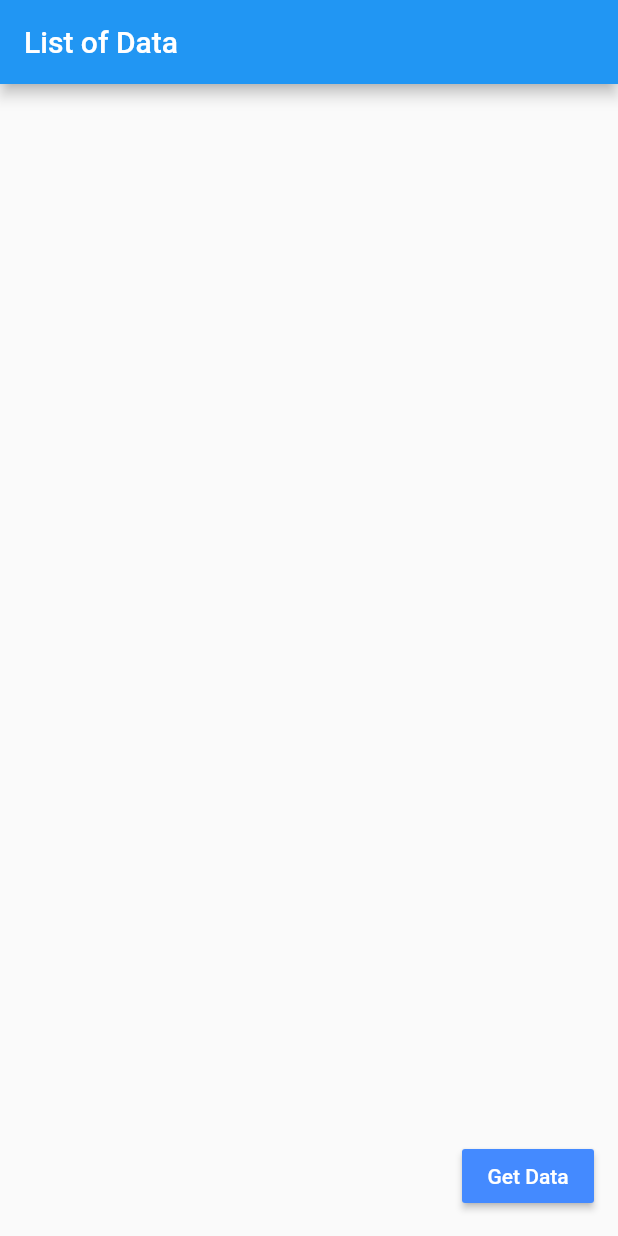
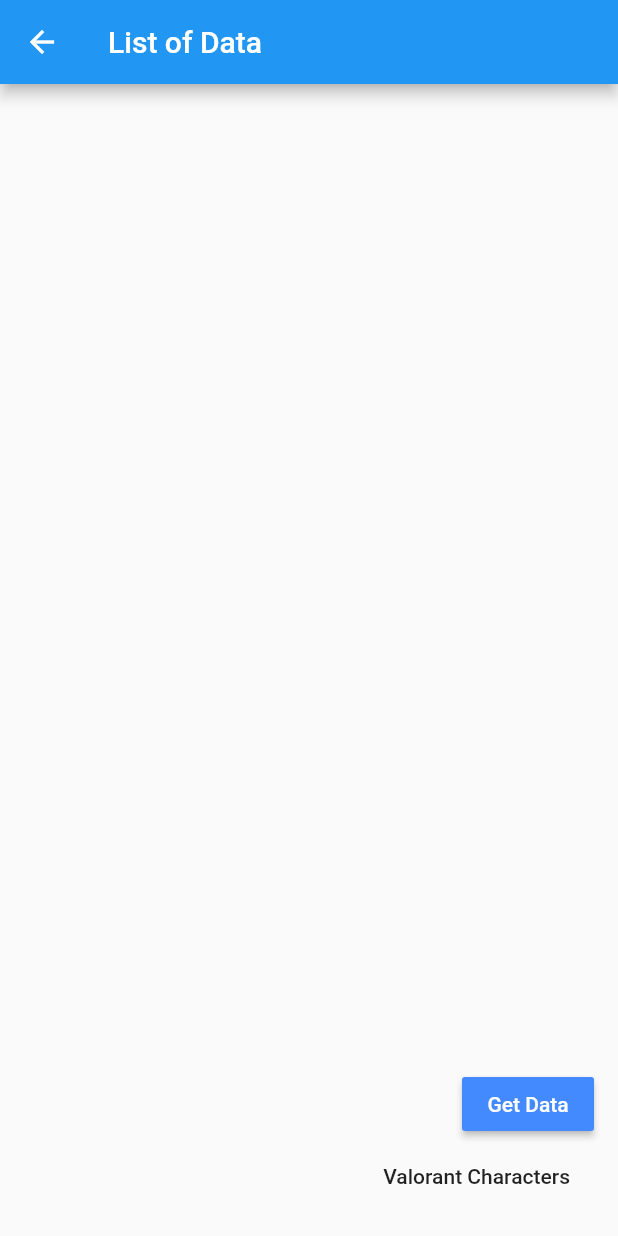
Before and after one commit to Paolo-sys-ux/BlocProvider, a Flutter app: the screen it shows after launch, on a phone screen of 412 x 824 dp. Run offline on Flutter 3.47's test engine with Material 2 defaults, Android fonts, the phone set to English and light mode, and no system bars; our stand-ins replace bloc, dio, flutter_bloc.

Commit message:
VALORANT SCREEN ADDED

```diff
--- /dev/null
+++ b/lib/bloc/game_request/game_request_event.dart
@@ -0,0 +1,8 @@
+part of 'game_request_bloc.dart';
+
+@immutable
+abstract class GameRequestEvent {}
+
+class FetchCharacter extends GameRequestEvent{
+  FetchCharacter();
+}
--- /dev/null
+++ b/lib/bloc/game_request/game_request_state.dart
@@ -0,0 +1,18 @@
+part of 'game_request_bloc.dart';
+
+@immutable
+abstract class GameRequestState {}
+
+class GameRequestInitial extends GameRequestState {}
+
+class GameRequestLoading extends GameRequestState{
+  final String loadingMessage;
+
+  GameRequestLoading({this.loadingMessage});
+}
+
+class GameRequestFetch extends GameRequestState{
+  final List valCharacters;
+
+  GameRequestFetch(this.valCharacters);
+}
--- a/lib/main.dart
+++ b/lib/main.dart
@@ -1,8 +1,13 @@
 import 'dart:convert';
 
+import 'package:api_getdata/screens/characters.dart';
+import 'package:api_getdata/screens/home.dart';
+
+import 'route.dart';
 import 'package:api_getdata/bloc/request_data/request_data_bloc.dart';
 import 'package:api_getdata/bloc/user_details/cubit/user_data_cubit.dart';
 import 'package:api_getdata/bloc/user_details/user_details_bloc.dart';
+import 'package:api_getdata/bloc/game_request/game_request_bloc.dart';
 import 'package:flutter/material.dart';
 import 'package:dio/dio.dart';
 import 'package:flutter_bloc/flutter_bloc.dart';
@@ -26,87 +31,20 @@ class MyApp extends StatelessWidget {
         BlocProvider<RequestDataBloc>(
           create: (BuildContext context) => RequestDataBloc(),
         ),
+        BlocProvider<GameRequestBloc>(
+            create: (BuildContext context) => GameRequestBloc())
       ],
       child: MaterialApp(
+        onGenerateRoute: RouteGenerator.generateRoute,
+        initialRoute: '/home',
         debugShowCheckedModeBanner: false,
         title: 'Get Data',
         theme: ThemeData(
           primarySwatch: Colors.blue,
           visualDensity: VisualDensity.adaptivePlatformDensity,
         ),
-        home: MyHomePage(title: 'List of Data'),
+        home: MyHomePage(),
       ),
     );
   }
 }
-
-class MyHomePage extends StatefulWidget {
-  MyHomePage({Key key, this.title}) : super(key: key);
-  final String title;
-
-  @override
-  _MyHomePageState createState() => _MyHomePageState();
-}
-
-class _MyHomePageState extends State<MyHomePage> {
-  @override
-  Widget build(BuildContext context) {
-    return Scaffold(
-      appBar: AppBar(
-        title: Text(widget.title),
-      ),
-      body: BlocBuilder<RequestDataBloc, RequestDataState>(
-        builder: (context, state) {
-          if (state is RequestDataLoading) {
-            return Align(
-                alignment: Alignment.center,
-                child: CircularProgressIndicator());
-          } else if (state is RequestDataFetch) {
-            return Container(
-              child: ListView.builder(
-                itemCount: state.users == null ? 0 : state.users.length,
-                itemBuilder: (BuildContext context, int index) {
-                  return Card(
-                    elevation: 3,
-                    child: Column(
-                      children: [
-                        Text(
-                          "${state.users[index]["id"]}",
-                          style: TextStyle(color: Colors.black),
-                        ),
-                        Text(
-                          "${state.users[index]["email"]}",
-                          style: TextStyle(color: Colors.black),
-                        ),
-                        Text(
-                          "${state.users[index]["first_name"]}",
-                          style: TextStyle(color: Colors.black),
-                        ),
-                        Text(
-                          "${state.users[index]["last_name"]}",
-                          style: TextStyle(color: Colors.black),
-                        ),
-                      ],
-                    ),
-                  );
-                },
-              ),
-            );
-          }
-
-          return Text('');
-        },
-      ),
-      floatingActionButton: MaterialButton(
-        color: Colors.blueAccent,
-        onPressed: () {
-          BlocProvider.of<RequestDataBloc>(context).add(FetchData());
-        },
-        child: Text(
-          'Get Data',
-          style: TextStyle(color: Colors.white),
-        ),
-      ),
-    );
-  }
-}
--- /dev/null
+++ b/lib/route.dart
@@ -0,0 +1,20 @@
+import 'package:api_getdata/screens/home.dart';
+import 'package:flutter/material.dart';
+
+import 'screens/characters.dart';
+
+class RouteGenerator {
+  static Route<dynamic> generateRoute(RouteSettings settings){
+    final args = settings.arguments;
+
+    switch(settings.name){
+      case '/home': {
+        return MaterialPageRoute(builder: (_) => MyHomePage());
+      }
+      case '/character':{
+        return MaterialPageRoute(builder: (_) => CharacterScreen());
+      }
+
+    }
+  }
+}
--- /dev/null
+++ b/lib/screens/home.dart
@@ -0,0 +1,83 @@
+import 'package:api_getdata/bloc/request_data/request_data_bloc.dart';
+import 'package:flutter/material.dart';
+import 'package:flutter_bloc/flutter_bloc.dart';
+
+
+class MyHomePage extends StatefulWidget {
+  MyHomePage({Key key}) : super(key: key);
+
+  @override
+  _MyHomePageState createState() => _MyHomePageState();
+}
+
+class _MyHomePageState extends State<MyHomePage> {
+  @override
+  Widget build(BuildContext context) {
+    return Scaffold(
+      appBar: AppBar(
+        title: Text("List of Data"),
+      ),
+      body: BlocBuilder<RequestDataBloc, RequestDataState>(
+        builder: (context, state) {
+          if (state is RequestDataLoading) {
+            return Align(
+                alignment: Alignment.center,
+                child: CircularProgressIndicator());
+          } else if (state is RequestDataFetch) {
+            return Container(
+              child: ListView.builder(
+                itemCount: state.users == null ? 0 : state.users.length,
+                itemBuilder: (BuildContext context, int index) {
+                  return Card(
+                    elevation: 3,
+                    child: Column(
+                      children: [
+                        Text(
+                          "${state.users[index]["id"]}",
+                          style: TextStyle(color: Colors.black),
+                        ),
+                        Text(
+                          "${state.users[index]["email"]}",
+                          style: TextStyle(color: Colors.black),
+                        ),
+                        Text(
+                          "${state.users[index]["first_name"]}",
+                          style: TextStyle(color: Colors.black),
+                        ),
+                        Text(
+                          "${state.users[index]["last_name"]}",
+                          style: TextStyle(color: Colors.black),
+                        ),
+                      ],
+                    ),
+                  );
+                },
+              ),
+            );
+          }
+
+          return Text('');
+        },
+      ),
+      floatingActionButton: Column(
+        crossAxisAlignment: CrossAxisAlignment.end,
+        mainAxisAlignment: MainAxisAlignment.end,
+        children: [
+          MaterialButton(
+            color: Colors.blueAccent,
+            onPressed: () {
+              BlocProvider.of<RequestDataBloc>(context).add(FetchData());
+            },
+            child: Text(
+              'Get Data',
+              style: TextStyle(color: Colors.white),
+            ),
+          ),
+          FlatButton(onPressed: (){
+                  Navigator.of(context).pushNamed('/character');
+                }, child: Text("Valorant Characters"))
+        ],
+      ),
+    );
+  }
+}
--- a/pubspec.yaml
+++ b/pubspec.yaml
@@ -48,8 +48,8 @@ flutter:
   uses-material-design: true
 
   # To add assets to your application, add an assets section, like this:
-  # assets:
-  #   - images/a_dot_burr.jpeg
+  assets:
+    - assets/valorant/
   #   - images/a_dot_ham.jpeg
 
   # An image asset can refer to one or more resolution-specific "variants", see
```
Also changed, not shown: lib/bloc/game_request/game_request_bloc.dart (added, +40 -0 lines), lib/screens/characters.dart (added, +58 -0 lines), assets/valorant/Default__Breach_PrimaryAsset_C.png (added), pubspec.lock, 1 other file.
